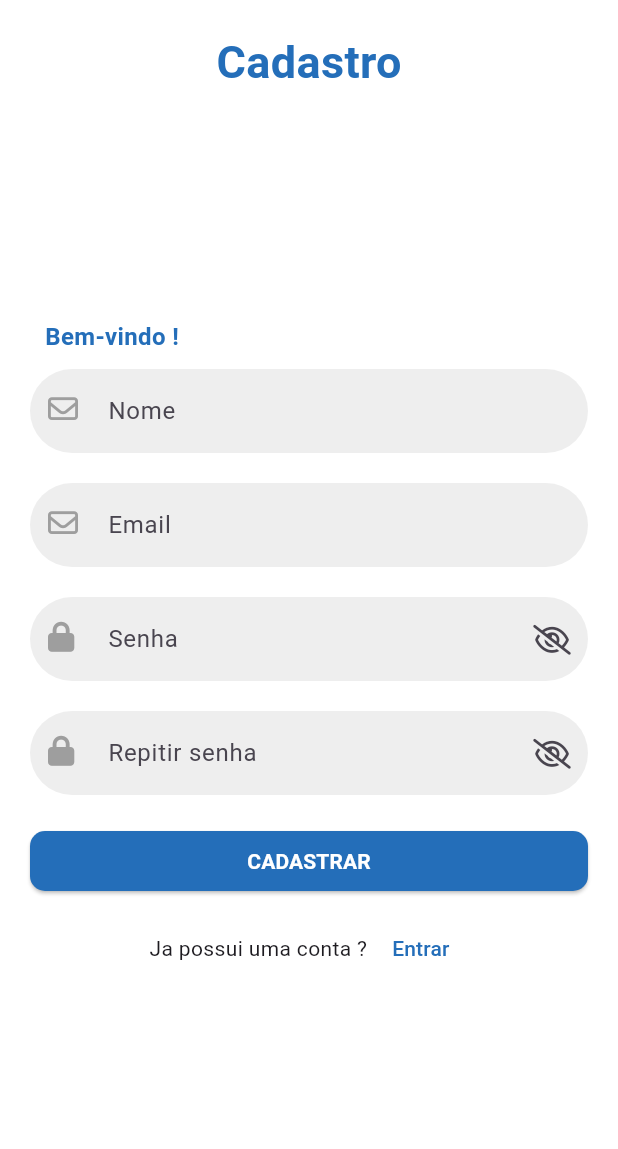
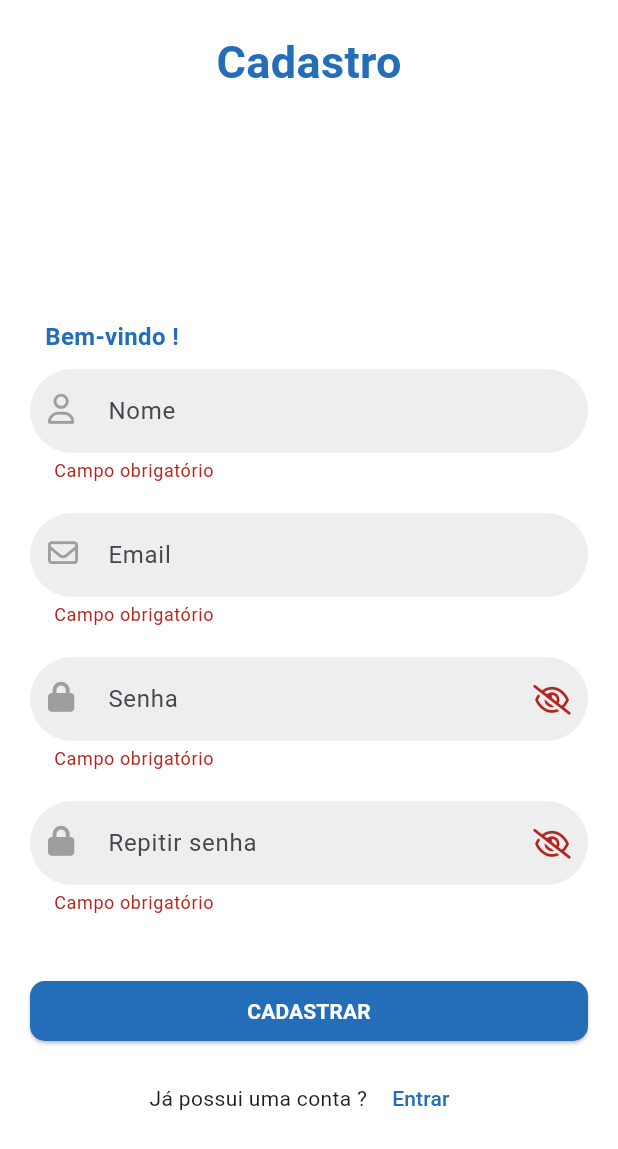
Before and after one commit to Helio07/App_CollabStake, a Flutter app: the CadastroScreen screen opened by its route, after a tap on "CADASTRAR", on a phone screen of 412 x 824 dp. Shown: the top 1149 px of the screen. Run offline on Flutter 3.47's test engine with Material 3 defaults, Android fonts, the light colour scheme and no system bars; our stand-ins replace bloc, dio, equatable, flutter_bloc, font_awesome_flutter, shared_preferences; accounts and stored records are empty.

```diff
--- a/collab_stake/lib/app.dart
+++ b/collab_stake/lib/app.dart
@@ -1,5 +1,6 @@
 import 'package:collab_stake/bloc/autenticacao_bloc/autenticacao_bloc.dart';
 import 'package:collab_stake/repositories/autenticacao_repository.dart';
+import 'package:collab_stake/screens/dashboard/dashboard_screen.dart';
 import 'package:collab_stake/screens/home_screen.dart';
 import 'package:collab_stake/screens/login/cadastro_screen.dart';
 import 'package:collab_stake/screens/login/login_screen.dart';
@@ -51,6 +52,7 @@ class _AppViewState extends State<AppView> {
         '/login': (context) => const LoginScreen(),
         '/cadastro': (context) => const CadastroScreen(),
         '/home': (context) => const HomeScreen(),
+        '/deshboard': (context) => const DashboardScreen(),
       },
     );
   }
--- a/collab_stake/lib/bloc/autenticacao_bloc/autenticacao_event.dart
+++ b/collab_stake/lib/bloc/autenticacao_bloc/autenticacao_event.dart
@@ -11,5 +11,13 @@ class SolicitouLoginEvent extends AutenticacaoEvent {
   final String senha;
 }
 
-// Novo evento para limpar erro de credenciais.
+class SolicitouCadastrarEvent extends AutenticacaoEvent {
+  const SolicitouCadastrarEvent({required this.name, required this.email, required this.senha});
+  final String name;
+  final String email;
+  final String senha;
+}
+
 class ClearErroCredenciaisEvent extends AutenticacaoEvent {}
+
+class ClearErroCadastroEvent extends AutenticacaoEvent {}
--- a/collab_stake/lib/bloc/autenticacao_bloc/autenticacao_state.dart
+++ b/collab_stake/lib/bloc/autenticacao_bloc/autenticacao_state.dart
@@ -1,14 +1,18 @@
 part of 'autenticacao_bloc.dart';
 
 enum AutenticacaoStatus { authenticated, unauthenticated, unknown }
+
 enum SenhaStatus { ok, incorreta }
 
 class AutenticacaoState extends Equatable {
   const AutenticacaoState._({
     this.status = AutenticacaoStatus.unknown,
     this.credenciaisIncorretas = false,
+    this.emailExistente = false,
     this.usuario,
     this.buscando = false,
+    this.senhaInvalida = false,
+    this.cadastroRealizado = false,
   });
 
   const AutenticacaoState.authenticated(Usuario usuario)
@@ -21,20 +25,31 @@ class AutenticacaoState extends Equatable {
   final Usuario? usuario;
   final bool credenciaisIncorretas;
   final bool buscando;
+  final bool emailExistente;
+  final bool senhaInvalida;
+  final bool cadastroRealizado;
 
   @override
-  List<Object?> get props => [status, usuario, credenciaisIncorretas, buscando];
+  List<Object?> get props =>
+      [status, usuario, credenciaisIncorretas, buscando, emailExistente, senhaInvalida, cadastroRealizado];
 
   AutenticacaoState copyWith({
     Usuario? usuario,
     bool? credenciaisIncorretas,
     bool? buscando,
+    bool? emailExistente,
+    bool? senhaInvalida,
+    bool? cadastroRealizado,
   }) {
     return AutenticacaoState._(
       status: status,
       usuario: usuario ?? this.usuario,
-      credenciaisIncorretas: credenciaisIncorretas ?? this.credenciaisIncorretas,
+      credenciaisIncorretas:
+          credenciaisIncorretas ?? this.credenciaisIncorretas,
       buscando: buscando ?? false,
+      emailExistente: emailExistente ?? this.emailExistente,
+      senhaInvalida: senhaInvalida ?? this.senhaInvalida,
+      cadastroRealizado: cadastroRealizado ?? false,
     );
   }
 }
--- a/collab_stake/lib/screens/login/cadastro_screen.dart
+++ b/collab_stake/lib/screens/login/cadastro_screen.dart
@@ -1,4 +1,6 @@
+import 'package:collab_stake/bloc/autenticacao_bloc/autenticacao_bloc.dart';
 import 'package:flutter/material.dart';
+import 'package:flutter_bloc/flutter_bloc.dart';
 import 'package:font_awesome_flutter/font_awesome_flutter.dart';
 
 class CadastroScreen extends StatefulWidget {
@@ -8,30 +10,38 @@ class CadastroScreen extends StatefulWidget {
   State<CadastroScreen> createState() => _CadastroScreenState();
 }
 
-class _CadastroScreenState extends State<CadastroScreen>
-    with SingleTickerProviderStateMixin {
+class _CadastroScreenState extends State<CadastroScreen> {
+  final TextEditingController _nameController = TextEditingController();
   final TextEditingController _emailController = TextEditingController();
   final TextEditingController _senhaController = TextEditingController();
+  final TextEditingController _senhaRepitirController = TextEditingController();
   bool esconderSenha = true;
   bool esconderSenha2 = true;
-  bool manterConectado = true;
-  bool _isPhone = false;
-  String _previousText = '';
   final _formKey = GlobalKey<FormState>();
-
-  @override
-  void initState() {
-    super.initState();
-  }
 
   @override
   Widget build(BuildContext context) {
     return Scaffold(
       backgroundColor: Colors.white,
-      body: SingleChildScrollView(
-        child: Padding(
+      body: BlocListener<AutenticacaoBloc, AutenticacaoState>(
+        listener: (context, state) {
+          if (state.cadastroRealizado) {
+            ScaffoldMessenger.of(context).showSnackBar(
+              const SnackBar(
+                content: Text('Cadastro realizado com sucesso!'),
+              ),
+            );
+            Navigator.pushReplacementNamed(context, '/login');
+          }
+        },
+        child: SingleChildScrollView(
+          child: BlocBuilder<AutenticacaoBloc, AutenticacaoState>(
+            builder: (context, state) {
+              return Padding(
                 padding: const EdgeInsets.all(20.0),
                 child: Center(
+                  child: Form(
+                    key: _formKey,
                     child: Column(
                       mainAxisAlignment: MainAxisAlignment.center,
                       children: [
@@ -61,126 +71,106 @@ class _CadastroScreenState extends State<CadastroScreen>
                           ],
                         ),
                         const SizedBox(height: 10),
-                TextField(
-                  controller: _emailController,
-                  decoration: InputDecoration(
-                    prefixIcon: const Padding(
-                      padding: EdgeInsets.symmetric(
-                          vertical: 12.0,
-                          horizontal:
-                              12.0), // Ajusta o espaço superior e inferior
-                      child: FaIcon(
-                        FontAwesomeIcons.envelope,
-                        color: Colors.grey,
-                        size: 20.0,
-                      ),
-                    ),
-                    hintText: 'Nome',
-                    filled: true,
-                    fillColor: Colors.grey[200],
-                    border: OutlineInputBorder(
-                      borderRadius: BorderRadius.circular(30),
-                      borderSide: BorderSide.none,
-                    ),
-                  ),
+                        TextFormField(
+                          controller: _nameController,
+                          decoration: _buildInputDecoration(hint: 'Nome', icon: FontAwesomeIcons.user),
+                          validator: (value) {
+                            if (value == null || value.isEmpty) {
+                              return 'Campo obrigatório';
+                            }
+                            return null;
+                          },
                         ),
                         const SizedBox(height: 20),
-                TextField(
+                        TextFormField(
                           controller: _emailController,
-                  decoration: InputDecoration(
-                    prefixIcon: const Padding(
-                      padding: EdgeInsets.symmetric(
-                          vertical: 12.0,
-                          horizontal:
-                              12.0), // Ajusta o espaço superior e inferior
-                      child: FaIcon(
-                        FontAwesomeIcons.envelope,
-                        color: Colors.grey,
-                        size: 20.0,
-                      ),
-                    ),
-                    hintText: 'Email',
-                    filled: true,
-                    fillColor: Colors.grey[200],
-                    border: OutlineInputBorder(
-                      borderRadius: BorderRadius.circular(30),
-                      borderSide: BorderSide.none,
-                    ),
-                  ),
+                          onChanged: (value) {
+                            context.read<AutenticacaoBloc>().add(ClearErroCadastroEvent());
+                          },
+                          decoration: _buildInputDecoration(hint: 'Email', icon: FontAwesomeIcons.envelope),
+                          validator: (value) {
+                            if (value == null || value.isEmpty) {
+                              return 'Campo obrigatório';
+                            }
+                            if (!RegExp(r'^[\w-\.]+@([\w-]+\.)+[\w-]{2,4}$').hasMatch(value)) {
+                              return 'E-mail inválido';
+                            }
+                            return null;
+                          },
                         ),
                         const SizedBox(height: 20),
-                TextField(
+                        TextFormField(
                           controller: _senhaController,
                           obscureText: esconderSenha,
-                  decoration: InputDecoration(
-                    prefixIcon: const Padding(
-                      padding: EdgeInsets.symmetric(
-                          vertical: 12.0,
-                          horizontal:
-                              12.0), // Ajusta o espaço superior e inferior
-                      child: FaIcon(
-                        FontAwesomeIcons.lock,
-                        color: Colors.grey,
-                        size: 20.0,
+                          onChanged: (_) {
+                            context.read<AutenticacaoBloc>().add(ClearErroCadastroEvent());
+                          },
+                          decoration: _buildInputDecoration(
+                            hint: 'Senha',
+                            icon: FontAwesomeIcons.lock,
+                            hasSuffix: true,
                           ),
-                    ),
-                    hintText: 'Senha',
-                    filled: true,
-                    fillColor: Colors.grey[200],
-                    border: OutlineInputBorder(
-                      borderRadius: BorderRadius.circular(30),
-                      borderSide: BorderSide.none,
-                    ),
-                    suffixIcon: InkWell(
-                      onTap: () => setState(() {
-                        esconderSenha = !esconderSenha;
-                      }),
-                      child: Icon(
-                          esconderSenha
-                              ? FontAwesomeIcons.eyeSlash
-                              : FontAwesomeIcons.eye,
-                          size: 20),
-                    ),
-                  ),
+                          validator: (value) {
+                            if (value == null || value.isEmpty) {
+                              return 'Campo obrigatório';
+                            }
+                            return null;
+                          },
                         ),
                         const SizedBox(height: 20),
-                TextField(
-                  controller: _senhaController,
+                        TextFormField(
+                          controller: _senhaRepitirController,
                           obscureText: esconderSenha2,
-                  decoration: InputDecoration(
-                    prefixIcon: const Padding(
-                      padding: EdgeInsets.symmetric(
-                          vertical: 12.0,
-                          horizontal:
-                              12.0), // Ajusta o espaço superior e inferior
-                      child: FaIcon(
-                        FontAwesomeIcons.lock,
-                        color: Colors.grey,
-                        size: 20.0,
+                          decoration: _buildInputDecoration(
+                            hint: 'Repitir senha',
+                            icon: FontAwesomeIcons.lock,
+                            hasSuffix: true,
                           ),
+                          validator: (value) {
+                            if (value == null || value.isEmpty) {
+                              return 'Campo obrigatório';
+                            }
+                            if (value != _senhaController.text) {
+                              return 'As senhas não conferem';
+                            }
+                            return null;
+                          },
                         ),
-                    hintText: 'Repitir senha',
-                    filled: true,
-                    fillColor: Colors.grey[200],
-                    border: OutlineInputBorder(
-                      borderRadius: BorderRadius.circular(30),
-                      borderSide: BorderSide.none,
-                    ),
-                    suffixIcon: InkWell(
-                      onTap: () => setState(() {
-                        esconderSenha2 = !esconderSenha2;
-                      }),
-                      child: Icon(
-                          esconderSenha2 ? FontAwesomeIcons.eyeSlash : FontAwesomeIcons.eye,
-                          size: 20),
-                    ),
-                  ),
+                        const SizedBox(height: 20),
+                        Column(
+                          crossAxisAlignment: CrossAxisAlignment.start,
+                          children: [
+                            // Exibe erro de e-mail, se houver.
+                            context.watch<AutenticacaoBloc>().state.emailExistente
+                                ? const Text(
+                                    'E-mail já cadastrado',
+                                    style: TextStyle(color: Colors.red, fontWeight: FontWeight.w500),
+                                  )
+                                : const SizedBox(),
+                            // Exibe erro de senha, se houver.
+                            context.watch<AutenticacaoBloc>().state.senhaInvalida
+                                ? const Text(
+                                    'Senha inválida',
+                                    style: TextStyle(color: Colors.red, fontWeight: FontWeight.w500),
+                                  )
+                                : const SizedBox(),
+                          ],
                         ),
                         const SizedBox(height: 20),
                         SizedBox(
                           width: double.infinity,
                           child: ElevatedButton(
-                    onPressed: () {},
+                            onPressed: () {
+                              if (_formKey.currentState!.validate()) {
+                                context.read<AutenticacaoBloc>().add(
+                                  SolicitouCadastrarEvent(
+                                    name: _nameController.text,
+                                    email: _emailController.text,
+                                    senha: _senhaController.text,
+                                  ),
+                                );
+                              }
+                            },
                             style: ElevatedButton.styleFrom(
                               backgroundColor: Theme.of(context).primaryColor,
                               shape: RoundedRectangleBorder(
@@ -188,20 +178,32 @@ class _CadastroScreenState extends State<CadastroScreen>
                               ),
                               padding: const EdgeInsets.symmetric(vertical: 5),
                             ),
-                    child: const Text(
+                            child: Builder(builder: (context) {
+                              final state = context.watch<AutenticacaoBloc>().state;
+                              return state.buscando
+                                  ? const SizedBox(
+                                      height: 20,
+                                      width: 20,
+                                      child: CircularProgressIndicator(
+                                        valueColor: AlwaysStoppedAnimation<Color>(Colors.white),
+                                        strokeWidth: 2,
+                                      ),
+                                    )
+                                  : const Text(
                                       'CADASTRAR',
                                       style: TextStyle(
                                         fontWeight: FontWeight.bold,
                                         color: Colors.white,
                                       ),
-                    ),
+                                    );
+                            }),
                           ),
                         ),
                         const SizedBox(height: 10),
                         Row(
                           mainAxisAlignment: MainAxisAlignment.center,
                           children: [
-                    const Text("Ja possui uma conta ? "),
+                            const Text("Já possui uma conta ? "),
                             TextButton(
                               onPressed: () {
                                 Navigator.pushNamed(context, '/login');
@@ -217,119 +219,44 @@ class _CadastroScreenState extends State<CadastroScreen>
                     ),
                   ),
                 ),
+              );
+            },
+          ),
+        ),
       ),
     );
   }
 
-  Widget buildFields() {
-    return Form(
-      key: _formKey,
-      child: const Column(
-        crossAxisAlignment: CrossAxisAlignment.start,
-        children: [
-          Text("Digite o email ou telefone"),
-          //MySpacing.height(8),
-
-          //MySpacing.height(20),
-          Text("Digite a senha"),
-
-          //MySpacing.height(8),
-          // FlowKitTextField(
-          //   controller: _senhaController,
-          //   hintText: "Senha",
-          //   obscureText: esconderSenha,
-          //   suffixIcon: InkWell(
-          //     onTap: () => setState(() {
-          //       esconderSenha = !esconderSenha;
-          //     }),
-          //     child: Icon(esconderSenha ? LucideIcons.eyeOff : LucideIcons.eye,
-          //         size: 20),
-          //   ),
-          // ),
-        ],
+  InputDecoration _buildInputDecoration({required String hint, required IconData icon, bool hasSuffix = false}) {
+    return InputDecoration(
+      prefixIcon: Padding(
+        padding: const EdgeInsets.symmetric(vertical: 12.0, horizontal: 12.0),
+        child: FaIcon(icon, color: Colors.grey, size: 20.0),
       ),
-    );
+      hintText: hint,
+      filled: true,
+      fillColor: Colors.grey[200],
+      border: OutlineInputBorder(
+        borderRadius: BorderRadius.circular(30),
+        borderSide: BorderSide.none,
+      ),
+      suffixIcon: hasSuffix
+          ? InkWell(
+              onTap: () => setState(() {
+                if (hint == 'Senha') {
+                  esconderSenha = !esconderSenha;
+                } else {
+                  esconderSenha2 = !esconderSenha2;
                 }
-
-  String _formatPhone(String value) {
-    value = value.replaceAll(RegExp(r'\D'), '');
-
-    if (value.length > 11) {
-      value = value.substring(0, 11);
-    }
-
-    String formatted = value;
-    if (value.length >= 2) {
-      formatted = '(${value.substring(0, 2)}) ';
-      if (value.length >= 7) {
-        formatted += '${value.substring(2, 7)}-${value.substring(7)}';
-      } else if (value.length >= 6) {
-        formatted += '${value.substring(2, 6)}-${value.substring(6)}';
-      } else {
-        formatted += value.substring(2);
-      }
-    }
-
-    return formatted;
-  }
-
-  void _handleInputChange(String value) {
-    final oldText = _emailController.text;
-    final oldSelection = _emailController.selection;
-
-    // Verifica se o valor contém letras, que indicam um possível e-mail
-    bool containsLetters = RegExp(r'[a-zA-Z]').hasMatch(value);
-    bool containsAtSymbol = value.contains('@');
-
-    // Se contiver letras ou o "@" indica que pode ser um e-mail
-    if (containsLetters || containsAtSymbol) {
-      _isPhone = false;
-
-      // Apenas atualiza o campo sem aplicar formatação de telefone
-      _emailController.value = TextEditingValue(
-        text: value,
-        selection: TextSelection.collapsed(offset: value.length),
-      );
-    }
-    // Verifica se é um número e aplica a formatação de telefone
-    else if (RegExp(r'^[0-9]+$')
-        .hasMatch(value.replaceAll(RegExp(r'\D'), ''))) {
-      _isPhone = true;
-
-      if (value.length < _previousText.length) {
-        _emailController.value = TextEditingValue(
-          text: value,
-          selection: TextSelection.collapsed(offset: value.length),
-        );
-      } else {
-        final formattedText = _formatPhone(value);
-        _emailController.value = TextEditingValue(
-          text: formattedText,
-          selection: TextSelection.collapsed(
-              offset: _calculateCursorPosition(
-                  oldSelection.baseOffset, oldText, formattedText)),
+              }),
+              child: Icon(
+                (hint == 'Senha' ? esconderSenha : esconderSenha2)
+                    ? FontAwesomeIcons.eyeSlash
+                    : FontAwesomeIcons.eye,
+                size: 20,
+              ),
+            )
+          : null,
     );
   }
 }
-    // Se não for um número e não tiver letras ou "@", apenas atualiza o valor
-    else {
-      _isPhone = false;
-
-      _emailController.value = TextEditingValue(
-        text: value,
-        selection: TextSelection.collapsed(offset: value.length),
-      );
-    }
-
-    _previousText = _emailController.text;
-  }
-
-  int _calculateCursorPosition(
-      int oldCursorPosition, String oldText, String newText) {
-    if (oldText.isEmpty) return newText.length;
-
-    final diff = newText.length - oldText.length;
-
-    return oldCursorPosition + diff;
-  }
-}
--- a/collab_stake/lib/screens/login/welcome_screen.dart
+++ b/collab_stake/lib/screens/login/welcome_screen.dart
@@ -36,7 +36,6 @@ class _WelcomeScreenState extends State<WelcomeScreen> {
                   child: ElevatedButton(
                     onPressed: () {
                       Navigator.pushNamed(context, '/login');
-                      print("login: ");
                     },
                     style: ElevatedButton.styleFrom(
                       backgroundColor: Theme.of(context).primaryColor,
@@ -61,7 +60,6 @@ class _WelcomeScreenState extends State<WelcomeScreen> {
                   child: OutlinedButton(
                     onPressed: () {
                       Navigator.pushNamed(context, '/cadastro');
-                      print("cadastro: ");
                     },
                     style: OutlinedButton.styleFrom(
                       side: BorderSide(color: Theme.of(context).primaryColor),
```
Also changed, not shown: collab_stake/lib/bloc/autenticacao_bloc/autenticacao_bloc.dart (+25 -2 lines), collab_stake/lib/repositories/autenticacao_repository.dart (+23 -5 lines), collab_stake/lib/screens/dashboard/dashboard_screen.dart (added, +40 -0 lines), collab_stake/lib/screens/layout/layout.dart (added, +60 -0 lines), collab_stake/lib/screens/login/login_screen.dart (+8 -1 lines). Lines whose indentation alone changed are shown as unchanged.
